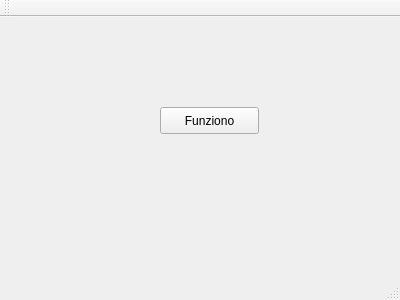
JacopoFasolo/ProgettoP2, file ParkTennis/mainwindow.ui: the form before one commit.
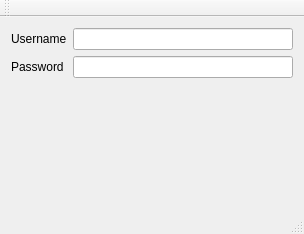
The form after the commit.

```diff
--- a/ParkTennis/mainwindow.ui
+++ b/ParkTennis/mainwindow.ui
@@ -6,37 +6,36 @@
    <rect>
     <x>0</x>
     <y>0</y>
-    <width>400</width>
-    <height>300</height>
+    <width>304</width>
+    <height>234</height>
    </rect>
   </property>
   <property name="windowTitle">
    <string>MainWindow</string>
   </property>
   <widget class="QWidget" name="centralWidget">
-   <widget class="QPushButton" name="pushButton">
-    <property name="geometry">
-     <rect>
-      <x>160</x>
-      <y>90</y>
-      <width>99</width>
-      <height>27</height>
-     </rect>
-    </property>
-    <property name="text">
-     <string>Funziono</string>
-    </property>
-   </widget>
-  </widget>
-  <widget class="QMenuBar" name="menuBar">
-   <property name="geometry">
-    <rect>
-     <x>0</x>
-     <y>0</y>
-     <width>400</width>
-     <height>25</height>
-    </rect>
-   </property>
+   <layout class="QFormLayout" name="formLayout">
+    <item row="1" column="1">
+     <widget class="QLineEdit" name="lineEdit"/>
+    </item>
+    <item row="0" column="1">
+     <widget class="QLineEdit" name="lineEdit_2"/>
+    </item>
+    <item row="0" column="0">
+     <widget class="QLabel" name="label">
+      <property name="text">
+       <string>Username</string>
+      </property>
+     </widget>
+    </item>
+    <item row="1" column="0">
+     <widget class="QLabel" name="label_2">
+      <property name="text">
+       <string>Password</string>
+      </property>
+     </widget>
+    </item>
+   </layout>
   </widget>
   <widget class="QToolBar" name="mainToolBar">
    <attribute name="toolBarArea">
```
Left out of the diff: 19 changed lines with no effect on the pictures.
